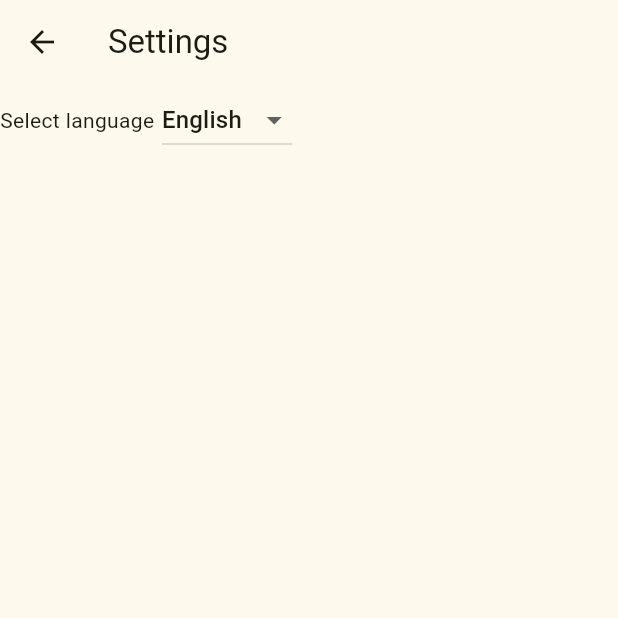
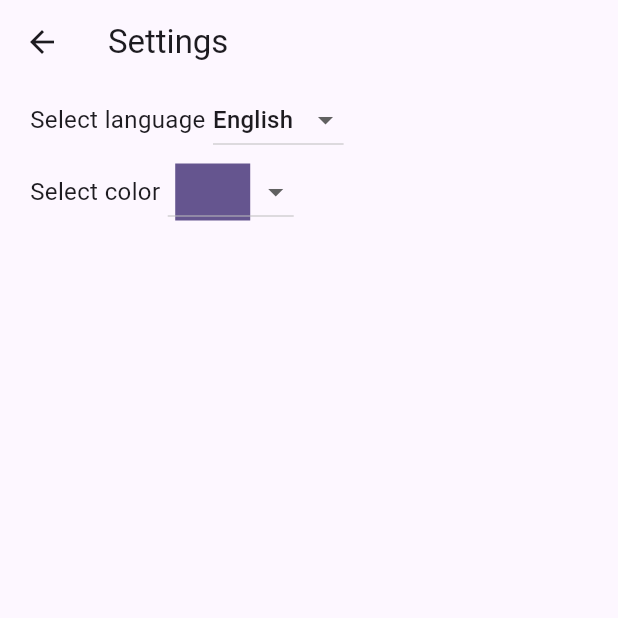
Before and after one commit to sadovnic13/todo_list, a Flutter app: the SettingsPageScreen screen opened by its route, on a phone screen of 412 x 824 dp, the top half of it. Run offline on Flutter 3.47's test engine with Material 3 defaults, Android fonts, the phone set to English and light mode, and no system bars; our stand-ins replace bloc, equatable, flutter_bloc, hive, hive_flutter, shared_preferences and 2 more; missing offline and left inert: crypt; accounts and stored records are empty; network calls fail; Roboto replaces fonts that are missing (Sora).

Commit message:
add setting with language and colorTheme

```diff
--- a/lib/features/settings_page/view/settings_page_screen.dart
+++ b/lib/features/settings_page/view/settings_page_screen.dart
@@ -1,4 +1,7 @@
+
 import 'package:flutter/material.dart';
+import 'package:hive/hive.dart';
+import 'package:todo_list/generated/l10n.dart';
 
 class SettingsPageScreen extends StatefulWidget {
   const SettingsPageScreen({super.key});
@@ -12,17 +15,16 @@ class SettingsStatePageScreen extends State<SettingsPageScreen> {
   Widget build(BuildContext context) {
     return Scaffold(
       appBar: AppBar(
-        title: const Text("Settings"),
+        title: Text(S.of(context).settings),
       ),
-      body: const Column(
-        children: [
-          Expanded(
-              child: Column(
-            children: [
-              LanguageSelector(),
-            ],
-          )),
-        ],
+      body: const Padding(
+        padding: EdgeInsets.symmetric(horizontal: 20),
+        child: Column(
+          children: [
+            LanguageSelector(),
+            ColorSelector(),
+          ],
+        ),
       ),
     );
   }
@@ -35,26 +37,82 @@ class LanguageSelector extends StatefulWidget {
   State<LanguageSelector> createState() => _LanguageSelectorState();
 }
 
+Map<String, String> items = {
+  "English": "en",
+  "Русский": "ru",
+  "中文": "zh",
+  "العربية": "ar",
+  "Español": "es",
+};
+final settingsBox = Hive.box('settings');
+
 class _LanguageSelectorState extends State<LanguageSelector> {
-  List<String> items = ["English", "Русский", "中文", "العربية", "Español"];
-  String? selectedItem = "English";
+  String? selectedItem = items.keys.firstWhere((k) => items[k] == settingsBox.get("language"), orElse: () => "English");
   @override
   Widget build(BuildContext context) {
     return Row(
       children: [
-        const Text("Select language"),
+        Text(
+          S.of(context).selectLanguage,
+          style: const TextStyle(fontSize: 16),
+        ),
         const SizedBox(width: 5),
         DropdownButton<String>(
           value: selectedItem,
-          items: items
+          items: items.keys
               .map((item) => DropdownMenuItem<String>(
                     value: item,
                     child: Text(item),
                   ))
               .toList(),
-          onChanged: (item) => setState(() => selectedItem = item),
+          onChanged: (item) {
+            setState(() => selectedItem = item);
+            settingsBox.put('language', items[item]);
+          },
         ),
       ],
     );
   }
 }
+
+List<String> colors = ["65558F", "304FFE", "0091EA", "00C853", "F4FF81", "FF9100"];
+
+class ColorSelector extends StatefulWidget {
+  const ColorSelector({super.key});
+
+  @override
+  State<ColorSelector> createState() => _ColorSelectorState();
+}
+
+class _ColorSelectorState extends State<ColorSelector> {
+  String? selectedItem = settingsBox.get("systemColor");
+  @override
+  Widget build(BuildContext context) {
+    return Row(
+      children: [
+        Text(
+          S.of(context).selectColor,
+          style: const TextStyle(fontSize: 16),
+        ),
+        const SizedBox(width: 5),
+        DropdownButton<String>(
+          value: selectedItem,
+          items: colors
+              .map((color) => DropdownMenuItem<String>(
+                    value: color,
+                    child: Container(
+                      margin: const EdgeInsets.all(5),
+                      width: 50,
+                      color: Color(int.parse('0xff$color')),
+                    ),
+                  ))
+              .toList(),
+          onChanged: (item) {
+            setState(() => selectedItem = item);
+            settingsBox.put('systemColor', item);
+          },
+        ),
+      ],
+    );
+  }
+}
--- a/lib/l10n/intl_ar.arb
+++ b/lib/l10n/intl_ar.arb
@@ -20,5 +20,9 @@
   "description": "الوصف",
   "email": "البريد الإلكتروني",
   "password": "كلمة المرور",
-  "repeatPassword": "أعد كلمة المرور"
+  "repeatPassword": "أعد كلمة المرور",
+  "selectColor": "اختر اللون",
+  "selectLanguage": "اختر اللغة",
+  "settings": "الإعدادات",
+  "logOut": "تسجيل الخروج"
 }
--- a/lib/l10n/intl_en.arb
+++ b/lib/l10n/intl_en.arb
@@ -21,5 +21,9 @@
   "description": "Description",
   "email": "E-mail",
   "password": "Password",
-  "repeatPassword": "Repeat password"
+  "repeatPassword": "Repeat password",
+  "selectColor": "Select color",
+  "selectLanguage": "Select language",
+  "settings": "Settings",
+  "logOut": "Log out"
 }
--- a/lib/l10n/intl_es.arb
+++ b/lib/l10n/intl_es.arb
@@ -20,5 +20,9 @@
   "description": "Descripción",
   "email": "Correo electrónico",
   "password": "Contraseña",
-  "repeatPassword": "Repetir contraseña"
+  "repeatPassword": "Repetir contraseña",
+  "selectColor": "Seleccionar color",
+  "selectLanguage": "Seleccionar idioma",
+  "settings": "Ajustes",
+  "logOut": "Cerrar sesión"
 }
--- a/lib/l10n/intl_ru.arb
+++ b/lib/l10n/intl_ru.arb
@@ -20,5 +20,9 @@
   "description": "Описание",
   "email": "Электронная почта",
   "password": "Пароль",
-  "repeatPassword": "Повторите пароль"
+  "repeatPassword": "Повторите пароль",
+  "selectColor": "Выберите цвет",
+  "selectLanguage": "Выберите язык",
+  "settings": "Настройки",
+  "logOut": "Выйти"
 }
--- a/lib/l10n/intl_zh.arb
+++ b/lib/l10n/intl_zh.arb
@@ -20,5 +20,9 @@
   "description": "描述",
   "email": "电子邮件",
   "password": "密码",
-  "repeatPassword": "重复密码"
+  "repeatPassword": "重复密码",
+  "selectColor": "选择颜色",
+  "selectLanguage": "选择语言",
+  "settings": "设置",
+  "logOut": "登出"
 }
--- a/pubspec.yaml
+++ b/pubspec.yaml
@@ -20,11 +20,15 @@ dependencies:
   supabase_flutter: ^2.3.4
   table_calendar: ^3.0.9
   shared_preferences: ^2.2.3
+  hive: ^2.2.3
+  hive_flutter: ^1.1.0
 
 dev_dependencies:
   flutter_test:
     sdk: flutter
-  flutter_lints: ^2.0.0
+  flutter_lints: ^4.0.0
+  hive_generator: ^2.0.1
+  build_runner: ^2.4.9
 
 flutter:
   uses-material-design: true
```
Also changed, not shown: lib/features/home_page/widgets/side_menu.dart (+9 -14 lines), lib/main.dart (+15 -1 lines), lib/todo_list_app.dart (+16 -2 lines), lib/generated/intl/messages_ar.dart, lib/generated/intl/messages_en.dart, lib/generated/intl/messages_es.dart, lib/generated/intl/messages_ru.dart, lib/generated/intl/messages_zh.dart, lib/generated/l10n.dart, pubspec.lock.
